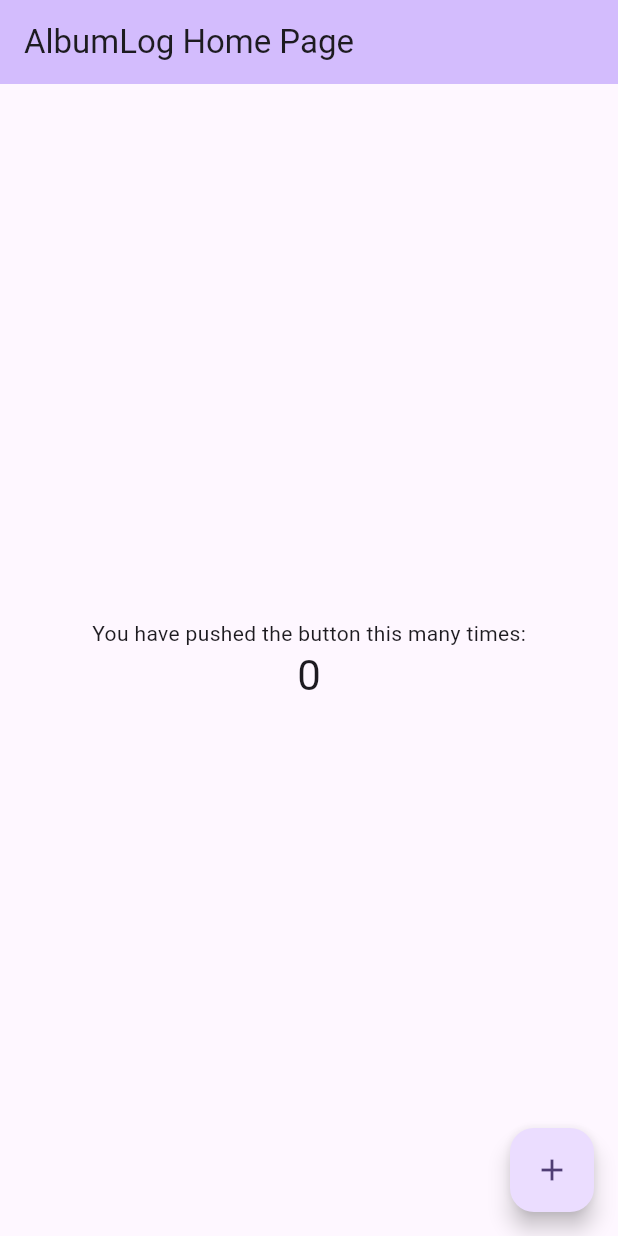
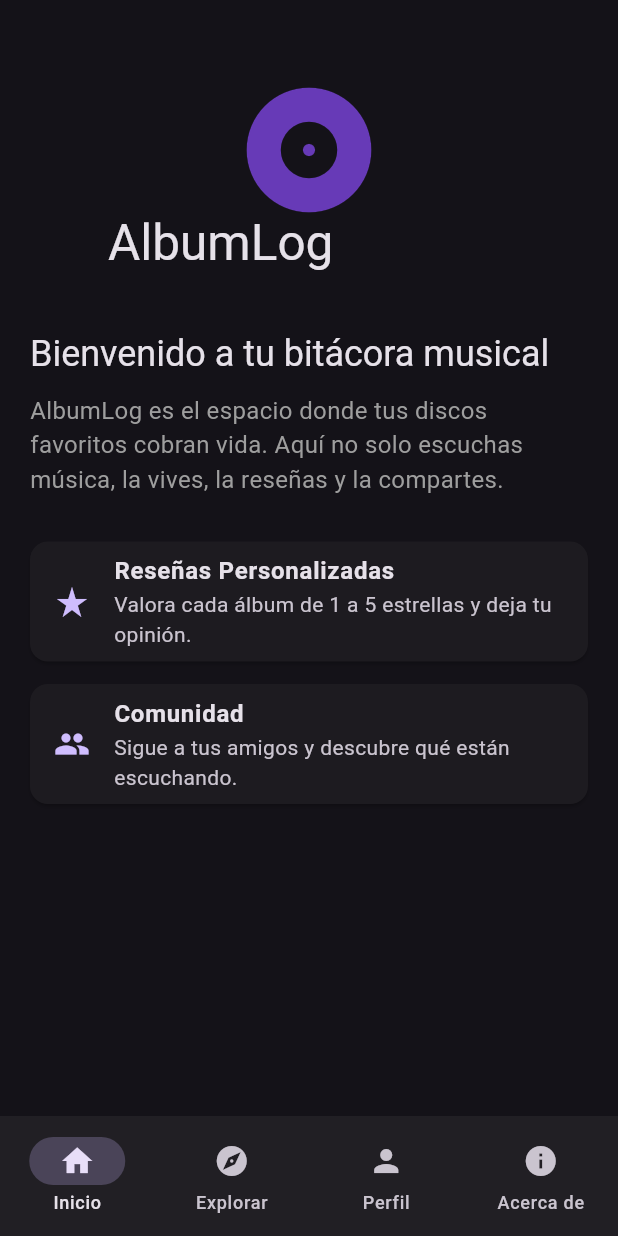
Before and after one commit to Jarkeer/AlbumLog, a Flutter app: the screen it shows after launch, on a phone screen of 412 x 824 dp. Run offline on Flutter 3.47's test engine with Material 3 defaults, Android fonts, the phone set to English and light mode, and no system bars.

Commit message:
2do commit: nuevas clases y pantalla home
- Se crearon nuevas clases para las pantallas de la app
- Estan funcionando todas las pantallas para navegar
- Escogi usar el widget ListView.builder, para una interfaz más dinamica y escalable

```diff
--- a/lib/main.dart
+++ b/lib/main.dart
@@ -1,121 +1,64 @@
 import 'package:flutter/material.dart';
+import 'ui/screens/home_screen.dart';
+import 'ui/screens/explore_screen.dart';
+import 'ui/screens/profile_screen.dart';
+import 'ui/screens/about_screen.dart';
 
-void main() {
-  runApp(const MyApp());
-}
+void main() => runApp(const AlbumLogApp());
 
-class MyApp extends StatelessWidget {
-  const MyApp({super.key});
+class AlbumLogApp extends StatelessWidget {
+  const AlbumLogApp({super.key});
 
-  // This widget is the root of your application.
   @override
   Widget build(BuildContext context) {
     return MaterialApp(
       title: 'AlbumLog',
+      debugShowCheckedModeBanner: false,
       theme: ThemeData(
-        // This is the theme of your application.
-        //
-        // TRY THIS: Try running your application with "flutter run". You'll see
-        // the application has a purple toolbar. Then, without quitting the app,
-        // try changing the seedColor in the colorScheme below to Colors.green
-        // and then invoke "hot reload" (save your changes or press the "hot
-        // reload" button in a Flutter-supported IDE, or press "r" if you used
-        // the command line to start the app).
-        //
-        // Notice that the counter didn't reset back to zero; the application
-        // state is not lost during the reload. To reset the state, use hot
-        // restart instead.
-        //
-        // This works for code too, not just values: Most code changes can be
-        // tested with just a hot reload.
-        colorScheme: .fromSeed(seedColor: Colors.deepPurple),
+        useMaterial3: true,
+        colorScheme: ColorScheme.fromSeed(
+          seedColor: const Color(0xFF6200EE),
+          brightness: Brightness.dark,
+        ),
       ),
-      home: const MyHomePage(title: 'AlbumLog Home Page'),
+      home: const MainNavigationWrapper(),
     );
   }
 }
 
-class MyHomePage extends StatefulWidget {
-  const MyHomePage({super.key, required this.title});
 
-  // This widget is the home page of your application. It is stateful, meaning
-  // that it has a State object (defined below) that contains fields that affect
-  // how it looks.
-
-  // This class is the configuration for the state. It holds the values (in this
-  // case the title) provided by the parent (in this case the App widget) and
-  // used by the build method of the State. Fields in a Widget subclass are
-  // always marked "final".
-
-  final String title;
+class MainNavigationWrapper extends StatefulWidget {
+  const MainNavigationWrapper({super.key});
 
   @override
-  State<MyHomePage> createState() => _MyHomePageState();
+  State<MainNavigationWrapper> createState() => _MainNavigationWrapperState();
 }
 
-class _MyHomePageState extends State<MyHomePage> {
-  int _counter = 0;
+class _MainNavigationWrapperState extends State<MainNavigationWrapper> {
+  int _selectedIndex = 0;
 
-  void _incrementCounter() {
-    setState(() {
-      // This call to setState tells the Flutter framework that something has
-      // changed in this State, which causes it to rerun the build method below
-      // so that the display can reflect the updated values. If we changed
-      // _counter without calling setState(), then the build method would not be
-      // called again, and so nothing would appear to happen.
-      _counter++;
-    });
-  }
+  final List<Widget> _screens = [
+    const HomeView(),
+    const ExploreView(),
+    const ProfileView(),
+    const AboutScreen(),
+  ];
 
   @override
   Widget build(BuildContext context) {
-    // This method is rerun every time setState is called, for instance as done
-    // by the _incrementCounter method above.
-    //
-    // The Flutter framework has been optimized to make rerunning build methods
-    // fast, so that you can just rebuild anything that needs updating rather
-    // than having to individually change instances of widgets.
     return Scaffold(
-      appBar: AppBar(
-        // TRY THIS: Try changing the color here to a specific color (to
-        // Colors.amber, perhaps?) and trigger a hot reload to see the AppBar
-        // change color while the other colors stay the same.
-        backgroundColor: Theme.of(context).colorScheme.inversePrimary,
-        // Here we take the value from the MyHomePage object that was created by
-        // the App.build method, and use it to set our appbar title.
-        title: Text(widget.title),
-      ),
-      body: Center(
-        // Center is a layout widget. It takes a single child and positions it
-        // in the middle of the parent.
-        child: Column(
-          // Column is also a layout widget. It takes a list of children and
-          // arranges them vertically. By default, it sizes itself to fit its
-          // children horizontally, and tries to be as tall as its parent.
-          //
-          // Column has various properties to control how it sizes itself and
-          // how it positions its children. Here we use mainAxisAlignment to
-          // center the children vertically; the main axis here is the vertical
-          // axis because Columns are vertical (the cross axis would be
-          // horizontal).
-          //
-          // TRY THIS: Invoke "debug painting" (choose the "Toggle Debug Paint"
-          // action in the IDE, or press "p" in the console), to see the
-          // wireframe for each widget.
-          mainAxisAlignment: .center,
-          children: [
-            const Text('You have pushed the button this many times:'),
-            Text(
-              '$_counter',
-              style: Theme.of(context).textTheme.headlineMedium,
-            ),
-          ],
-        ),
-      ),
-      floatingActionButton: FloatingActionButton(
-        onPressed: _incrementCounter,
-        tooltip: 'Increment',
-        child: const Icon(Icons.add),
+      body: _screens[_selectedIndex],
+      bottomNavigationBar: NavigationBar(
+        selectedIndex: _selectedIndex,
+        onDestinationSelected: (int index) {
+          setState(() => _selectedIndex = index);
+        },
+        destinations: const [
+          NavigationDestination(icon: Icon(Icons.home), label: 'Inicio'),
+          NavigationDestination(icon: Icon(Icons.explore), label: 'Explorar'),
+          NavigationDestination(icon: Icon(Icons.person), label: 'Perfil'),
+          NavigationDestination(icon: Icon(Icons.info), label: 'Acerca de'),
+        ],
       ),
     );
   }
--- /dev/null
+++ b/lib/ui/screens/home_screen.dart
@@ -0,0 +1,68 @@
+import 'package:flutter/material.dart';
+
+class HomeView extends StatelessWidget {
+  const HomeView({super.key});
+
+  @override
+  Widget build(BuildContext context) {
+    return Scaffold(
+      body: CustomScrollView(
+        slivers: [
+          const SliverAppBar(
+            expandedHeight: 200,
+            floating: false,
+            pinned: true,
+            flexibleSpace: FlexibleSpaceBar(
+              title: Text('AlbumLog'),
+              background: Icon(Icons.album_rounded, size: 100, color: Colors.deepPurple),
+            ),
+          ),
+          SliverToBoxAdapter(
+            child: Padding(
+              padding: const EdgeInsets.all(20.0),
+              child: Column(
+                crossAxisAlignment: CrossAxisAlignment.start,
+                children: [
+                  Text(
+                    'Bienvenido a tu bitácora musical',
+                    style: Theme.of(context).textTheme.headlineSmall,
+                  ),
+                  const SizedBox(height: 10),
+                  const Text(
+                    'AlbumLog es el espacio donde tus discos favoritos cobran vida. '
+                    'Aquí no solo escuchas música, la vives, la reseñas y la compartes.',
+                    style: TextStyle(fontSize: 16, color: Colors.grey),
+                  ),
+                  const SizedBox(height: 30),
+                  _buildFeatureCard(
+                    context,
+                    Icons.star_rate,
+                    'Reseñas Personalizadas',
+                    'Valora cada álbum de 1 a 5 estrellas y deja tu opinión.',
+                  ),
+                  _buildFeatureCard(
+                    context,
+                    Icons.people,
+                    'Comunidad',
+                    'Sigue a tus amigos y descubre qué están escuchando.',
+                  ),
+                ],
+              ),
+            ),
+          ),
+        ],
+      ),
+    );
+  }
+
+  Widget _buildFeatureCard(BuildContext context, IconData icon, String title, String desc) {
+    return Card(
+      margin: const EdgeInsets.only(bottom: 15),
+      child: ListTile(
+        leading: Icon(icon, color: Theme.of(context).colorScheme.primary),
+        title: Text(title, style: const TextStyle(fontWeight: FontWeight.bold)),
+        subtitle: Text(desc),
+      ),
+    );
+  }
+}
--- /dev/null
+++ b/lib/ui/screens/profile_screen.dart
@@ -0,0 +1,15 @@
+import 'package:flutter/material.dart';
+
+class ProfileView extends StatelessWidget {
+  const ProfileView({super.key});
+
+  @override
+  Widget build(BuildContext context) {
+    return Scaffold(
+      appBar: AppBar(title: const Text('Mi Perfil')),
+      body: const Center(
+        child: Text('Pantalla de Perfil'),
+      ),
+    );
+  }
+}
```
Also changed, not shown: lib/ui/screens/about_screen.dart (added, +15 -0 lines), lib/ui/screens/detail_screen.dart (added, +17 -0 lines), lib/ui/screens/explore_screen.dart (added, +30 -0 lines), 1 other file.
